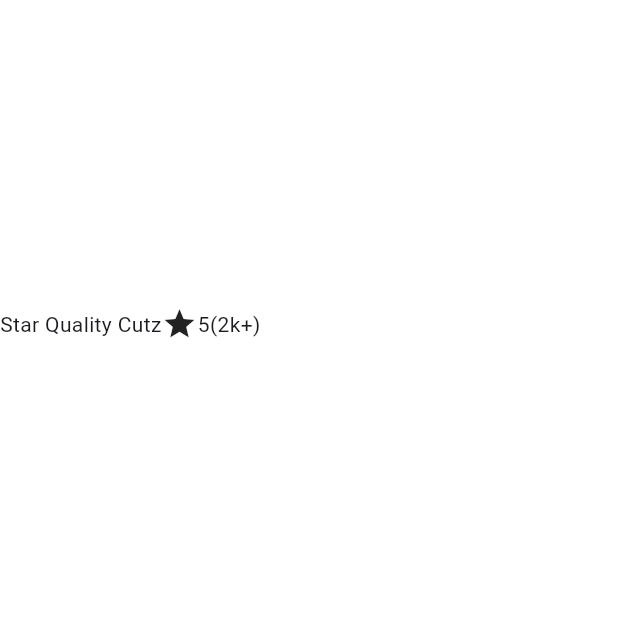
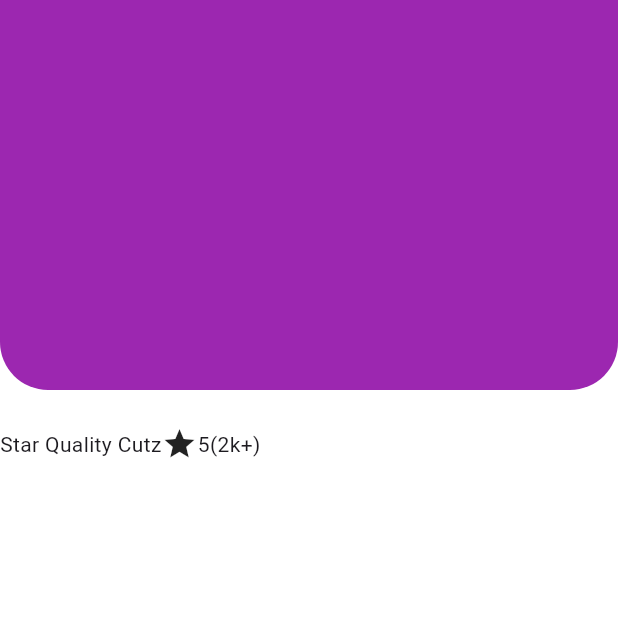
Before and after one commit to JAICHANGPARK/flutter_notebook_chapter_50, a Flutter app: the BaberSalonDetailPage screen opened directly, on a phone screen of 412 x 824 dp, the top half of it. Run offline on Flutter 3.47's test engine with Material 3 defaults, Android fonts, the phone set to English and light mode, and no system bars; our stand-ins replace gap, hugeicons, percent_indicator.

Commit message:
Update baber_salon_detail_page.dart

```diff
--- a/lib/ep2515_barber_salon_app/ui/baber_salon_detail_page.dart
+++ b/lib/ep2515_barber_salon_app/ui/baber_salon_detail_page.dart
@@ -17,8 +17,10 @@
         spacing: 24,
         children: [
           Container(
-            height: 180,
-            decoration: ShapeDecoration(shape: RoundedSuperellipseBorder(
+            height: 260,
+            decoration: ShapeDecoration(
+                color: Colors.purple,
+                shape: RoundedSuperellipseBorder(
               borderRadius: .only(
                 bottomLeft: .circular(32),
                 bottomRight: .circular(32),
```
